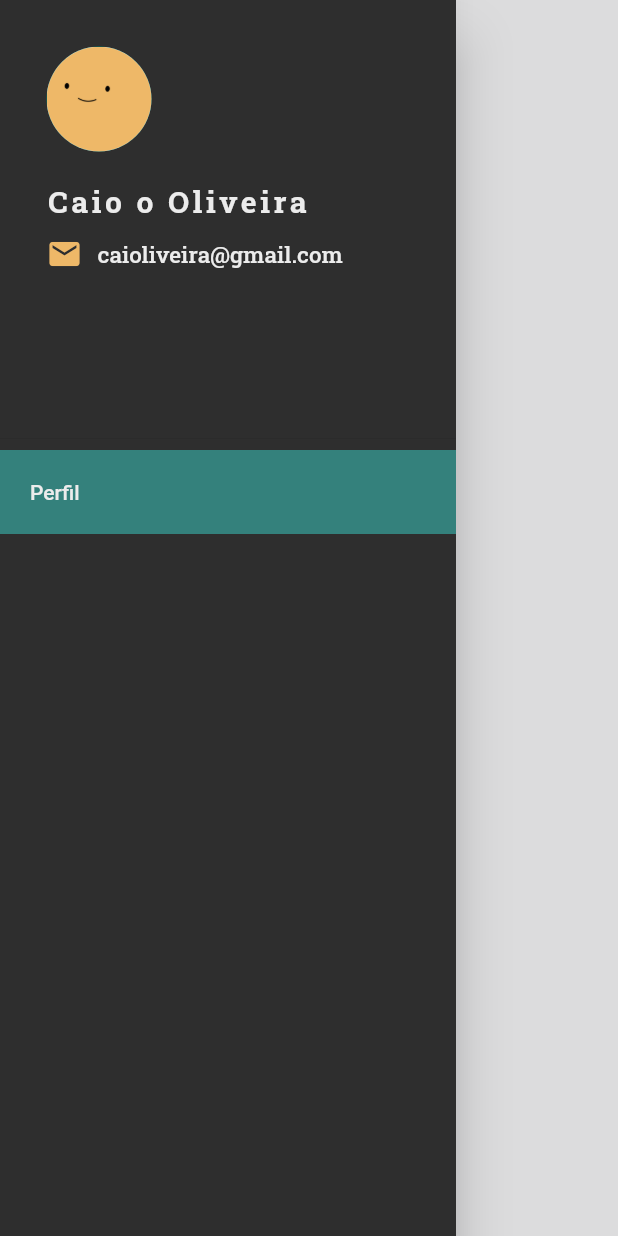
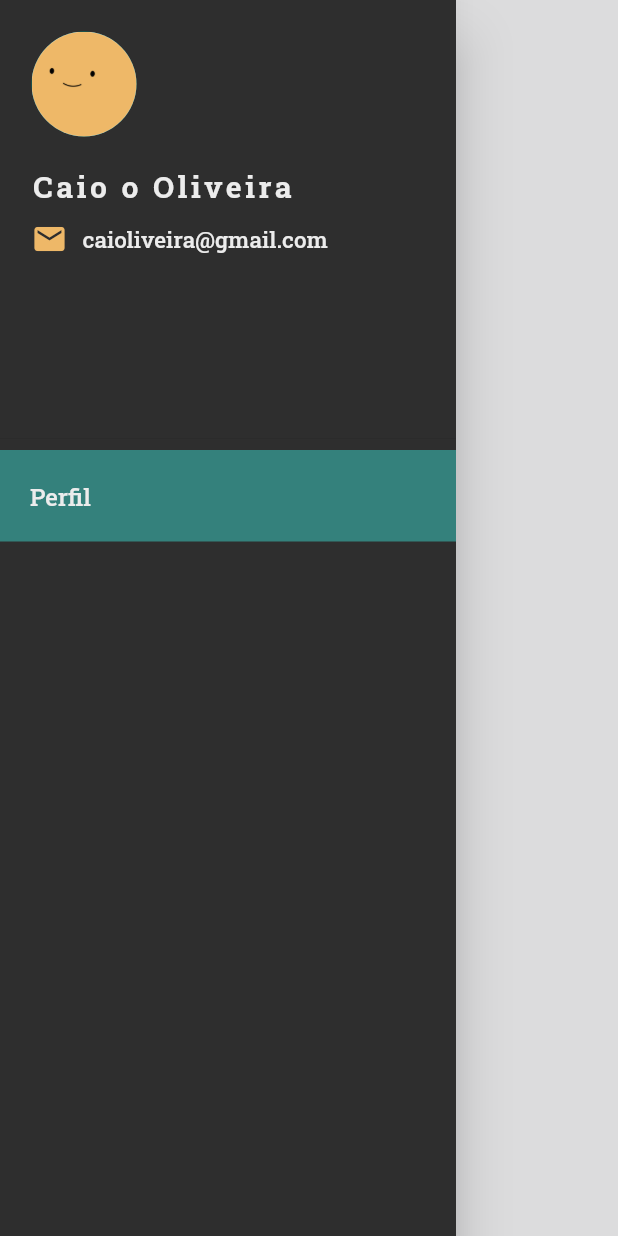
Before and after one commit to AmandaCleto/flutter--todo-list--front, a Flutter app: the DrawerComponent widget shown alone on an empty page, opened directly, on a phone screen of 412 x 824 dp. Run offline on Flutter 3.47's test engine with Material 2 defaults, Android fonts, the phone set to English and light mode, and no system bars.

Commit message:
spaces adjusted

```diff
--- a/lib/drawer/Drawer.dart
+++ b/lib/drawer/Drawer.dart
@@ -26,7 +26,7 @@ class DrawerComponent extends StatelessWidget {
                       crossAxisAlignment: CrossAxisAlignment.start,
                       children: <Widget>[
                         Padding(
-                          padding: const EdgeInsets.all(15.0),
+                          padding: const EdgeInsets.all(5.0),
                           child: Column(
                             mainAxisAlignment: MainAxisAlignment.start,
                             crossAxisAlignment: CrossAxisAlignment.start,
@@ -116,6 +116,8 @@ class DrawerComponent extends StatelessWidget {
               child: const Text(
                 'Perfil',
                 style: TextStyle(
+                  fontFamily: 'RobotoSlab',
+                  fontSize: 16.0,
                   color: Color(0xFFECECEC),
                 ),
               ),
```
Also changed, not shown: lib/pages/Perfil.dart (+7 -0 lines).
